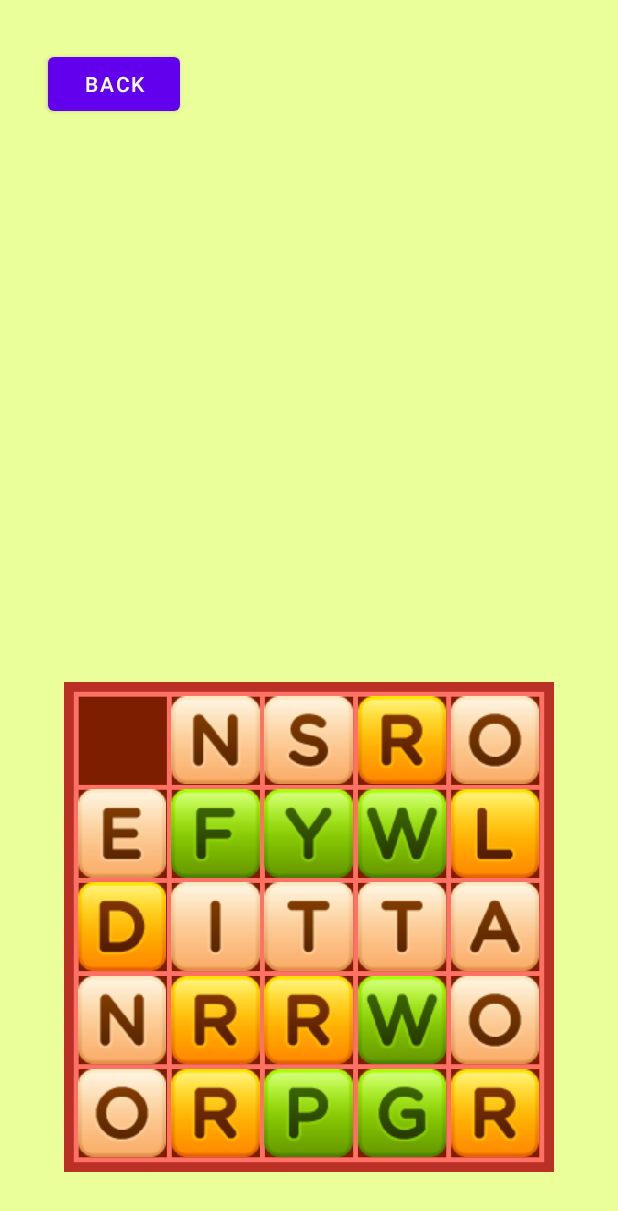
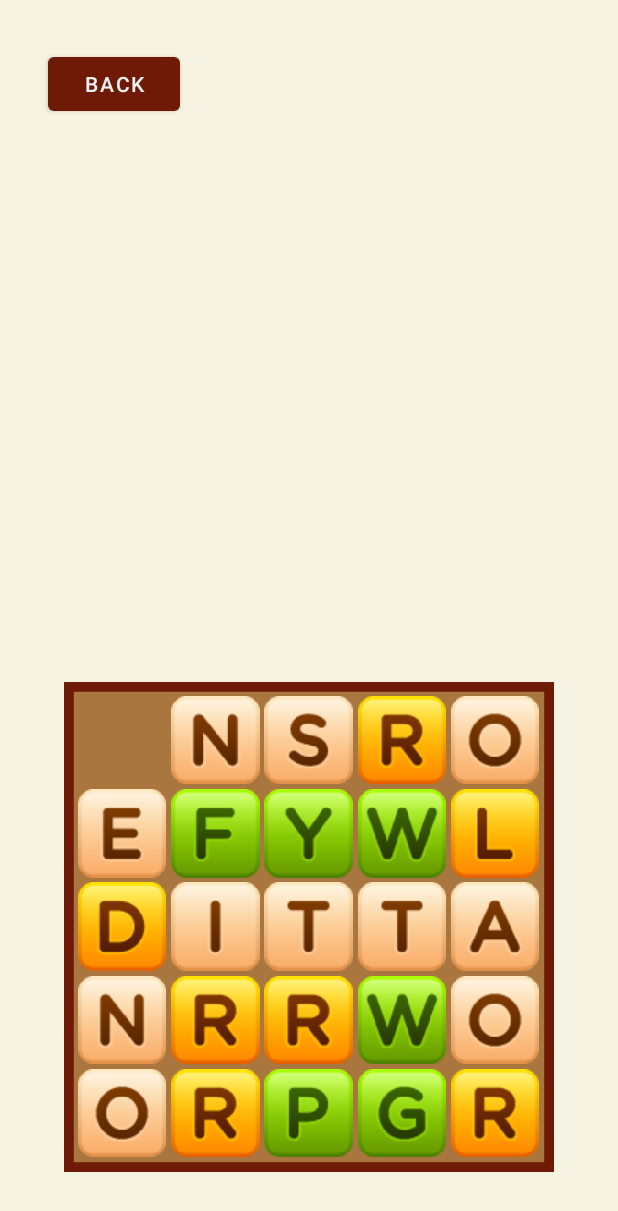
Before and after one commit to caleblimb/TextTiles, an Android app: the Game screen opened directly, with no data from a screen before it, on a phone screen of 412 x 824 dp. Shown: the top 1211 px of the screen. Run offline under Robolectric (Android 15) with nearby library versions, the phone set to English and light mode, and no system bars.

Commit message:
Changes to rendering colors

```diff
--- a/app/src/main/AndroidManifest.xml
+++ b/app/src/main/AndroidManifest.xml
@@ -11,7 +11,8 @@
         android:theme="@style/Theme.TextTiles">
         <activity
             android:name=".MainActivity"
-            android:exported="true">
+            android:exported="true"
+            android:screenOrientation="portrait">
             <intent-filter>
                 <action android:name="android.intent.action.MAIN" />
 
@@ -20,7 +21,8 @@
         </activity>
         <activity
             android:name=".Game"
-            android:exported="true">
+            android:exported="true"
+            android:screenOrientation="portrait">
             <intent-filter>
                 <action android:name="android.intent.action.VIEW" />
 
--- a/app/src/main/java/com/caleblimb/texttiles/CanvasManager.kt
+++ b/app/src/main/java/com/caleblimb/texttiles/CanvasManager.kt
@@ -13,16 +13,14 @@ import android.view.View
 import androidx.core.content.res.ResourcesCompat
 
 class CanvasManager(context: Context) : View(context) {
-    private val primaryColor = ResourcesCompat.getColor(resources, R.color.colorPrimary, null)
-    private val secondaryColor = ResourcesCompat.getColor(resources, R.color.colorSecondary, null)
     private lateinit var extraCanvas: Canvas
     private lateinit var extraBitmap: Bitmap
 
     private val paint = Paint().apply {
-        color = primaryColor
+        color = R.color.black as Int
     }
 
-    private val backgroundColor = ResourcesCompat.getColor(resources, R.color.colorBackground, null)
+    private val backgroundColor = ResourcesCompat.getColor(resources, R.color.warm_white, null)
 
     // Puzzle is an array of Tiles
     val puzzle: Puzzle = Puzzle(context)
--- a/app/src/main/java/com/caleblimb/texttiles/Puzzle.kt
+++ b/app/src/main/java/com/caleblimb/texttiles/Puzzle.kt
@@ -20,15 +20,12 @@ class Puzzle(context: Context) : View(context) {
     private var puzzleGridWidth: Int = 5
     private var puzzleGridHeight: Int = 5
     private var puzzleBorderColor =
-        ResourcesCompat.getColor(resources, R.color.colorPuzzleBorder, null)
-    private var puzzleBackgrounColor =
-        ResourcesCompat.getColor(resources, R.color.colorPuzzleBackground, null)
+        ResourcesCompat.getColor(resources, R.color.red, null)
+    private var puzzleBackgroundColor =
+        ResourcesCompat.getColor(resources, R.color.brown, null)
     private var tileWidth: Float = 0f
     private var tileHeight: Float = 0f
     private var tileMargin: Float = 0f
-    private val tileColor = ResourcesCompat.getColor(resources, R.color.colorPuzzleTile, null)
-    private val tileTextColor =
-        ResourcesCompat.getColor(resources, R.color.colorPuzzleTileText, null)
     private var gameBoard: Array<Tile?>
     private lateinit var bitmap: Bitmap
     private lateinit var canvas: Canvas
@@ -55,9 +52,8 @@ class Puzzle(context: Context) : View(context) {
     }
 
     fun generatePuzzle(size: Int): Array<Tile?> {
-
         bag.fillBag()
-        var newPuzzle: Array<Tile?> = Array<Tile?>(size) { null }
+        val newPuzzle: Array<Tile?> = Array<Tile?>(size) { null }
         //TODO change this to random Scrabble letter frequency
         for (i in 1 until newPuzzle.size) {
             newPuzzle[i] = bag.pullTile()
@@ -155,7 +151,7 @@ class Puzzle(context: Context) : View(context) {
         canvas = Canvas(bitmap)
 
         canvas.drawColor(puzzleBorderColor)
-        paint.color = puzzleBackgrounColor
+        paint.color = puzzleBackgroundColor
         canvas.drawRect(
             puzzleBorder,
             puzzleBorder,
@@ -167,17 +163,8 @@ class Puzzle(context: Context) : View(context) {
         for (y in 0 until puzzleGridHeight) {
             for (x in 0 until puzzleGridWidth) {
                 var t: Tile? = getTile(x, y)
-                paint.color = tileColor
-                canvas.drawRect(
-                    (x * tileWidth) + tileMargin + puzzlePadding + puzzleBorder,
-                    (y * tileHeight) + tileMargin + puzzlePadding + puzzleBorder,
-                    (x * tileWidth) + tileWidth - tileMargin + puzzlePadding + puzzleBorder,
-                    (y * tileHeight) + tileHeight - tileMargin + puzzlePadding + puzzleBorder,
-                    paint
-                )
                 /* If tile is not null, draw the letter it has */
                 t?.let {
-
                     val tile : Bitmap = BitmapFactory.decodeResource(resources, t.getID()) // t.getId() gets the id of the corresponding drawable
                     canvas.drawBitmap(tile, null, Rect(
                         // Based this code on the code above.
@@ -185,15 +172,6 @@ class Puzzle(context: Context) : View(context) {
                         ((y * tileHeight) + ((tileMargin + puzzlePadding + puzzleBorder))).toInt(),
                         ((x * tileWidth) + tileWidth +((- tileMargin + puzzlePadding + puzzleBorder))).toInt(),
                         ((y * tileHeight) + tileHeight +((- tileMargin + puzzlePadding + puzzleBorder))).toInt(),), null)
-
-                    // Un-comment this to get it back to how it was originally working (and comment the above)
-                    /*paint.color = tileTextColor
-                    canvas.drawText(
-                        t.sprite.toString(),
-                        (x * tileWidth) + (tileWidth * 0.2f) + puzzlePadding + puzzleBorder,
-                        (y * tileHeight) + (paint.textSize * 1.2f),
-                        paint
-                    )*/
                 }
             }
         }
--- a/app/src/main/res/values/colors.xml
+++ b/app/src/main/res/values/colors.xml
@@ -1,22 +1,8 @@
 <?xml version="1.0" encoding="utf-8"?>
 <resources>
-    <color name="purple_200">#FFBB86FC</color>
-    <color name="purple_500">#FF6200EE</color>
-    <color name="purple_700">#FF3700B3</color>
-    <color name="teal_200">#FF03DAC5</color>
-    <color name="teal_700">#FF018786</color>
-    <color name="black">#FF000000</color>
-    <color name="white">#FFFFFFFF</color>
-    <color name="colorPrimary">#00FF0D</color>
-    <color name="colorSecondary">#00FFC8</color>
-    <color name="colorBackground">#EAFF99</color>
-    <color name="colorPuzzleTile">#7D1E00</color>
-    <color name="colorPuzzleTileText">#FFE0D7</color>
-    <color name="colorPuzzleBorder">#BB3025</color>
-    <color name="colorPuzzleBackground">#FF7065</color>
-    <color name="paletteBrown">#A8763E</color>
-    <color name="paletteWarmWhite">#F7F3E3</color>
-    <color name="paletteCoolWhite">#ECF0F1</color>
-    <color name="paletteRed">#6F1A07</color>
-    <color name="paletteBlack">#2B2118</color>
+    <color name="brown">#A8763E</color>
+    <color name="warm_white">#F7F3E3</color>
+    <color name="cool_white">#ECF0F1</color>
+    <color name="red">#6F1A07</color>
+    <color name="black">#2B2118</color>
 </resources>
--- a/app/src/main/res/values/themes.xml
+++ b/app/src/main/res/values/themes.xml
@@ -2,12 +2,12 @@
     <!-- Base application theme. -->
     <style name="Theme.TextTiles" parent="Theme.MaterialComponents.DayNight.NoActionBar">
         <!-- Primary brand color. -->
-        <item name="colorPrimary">@color/purple_500</item>
-        <item name="colorPrimaryVariant">@color/purple_700</item>
-        <item name="colorOnPrimary">@color/white</item>
+        <item name="colorPrimary">@color/red</item>
+        <item name="colorPrimaryVariant">@color/red</item>
+        <item name="colorOnPrimary">@color/cool_white</item>
         <!-- Secondary brand color. -->
-        <item name="colorSecondary">@color/teal_200</item>
-        <item name="colorSecondaryVariant">@color/teal_700</item>
+        <item name="colorSecondary">@color/brown</item>
+        <item name="colorSecondaryVariant">@color/brown</item>
         <item name="colorOnSecondary">@color/black</item>
         <!-- Status bar color. -->
         <item name="android:statusBarColor" tools:targetApi="l">?attr/colorPrimaryVariant</item>
```
